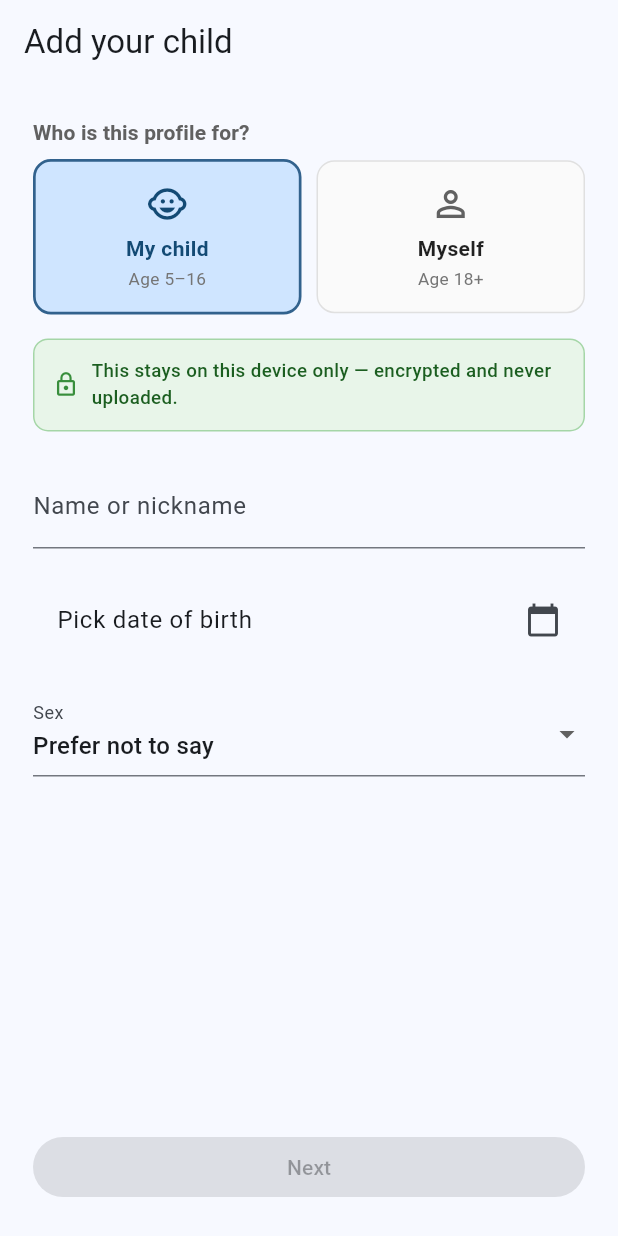
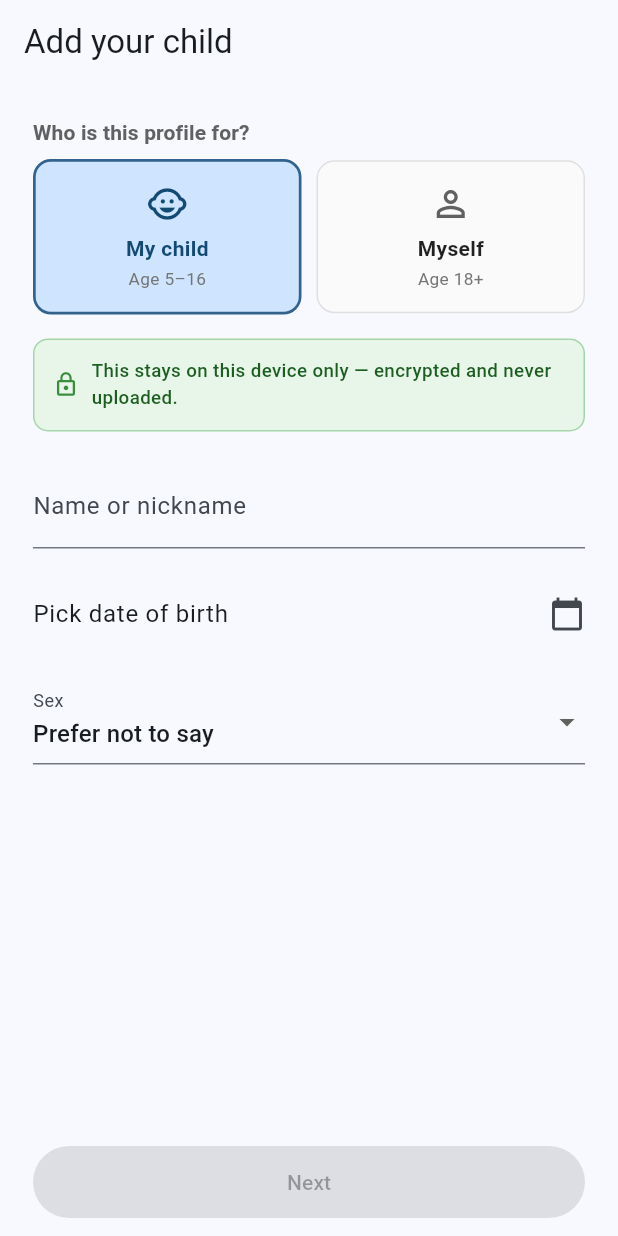
Before and after one commit to drriyazq/smartstep, a Flutter app: the ChildProfileScreen screen opened by its route, on a phone screen of 412 x 824 dp. Run offline on Flutter 3.47's test engine with Material 3 defaults, Android fonts, the phone set to English and light mode, and no system bars; our stand-ins replace dio, firebase_auth, firebase_core, flutter_markdown, flutter_riverpod, flutter_secure_storage and 4 more; accounts and stored records are empty.

Commit message:
Fix 159px overflow on child profile screen when keyboard opens
Root cause: body was a Column with Spacer() + fixed-height widgets.
When the soft keyboard opened, Scaffold shrank the body; the fixed
widgets exceeded the available height, so the Spacer couldn't collapse
enough to avoid overflow.

Fix:
- Wrap the form in a SingleChildScrollView so it can scroll when space
  is tight
- Drop the Spacer (no longer needed)
- Pin the Next button in a bottomNavigationBar so it stays visible above
  the keyboard
- Also: TextCapitalization.words on the name field and
  TextInputAction.next on the keyboard for nicer name entry

Co-Authored-By: Claude Sonnet 4.6 <noreply@anthropic.com>

```diff
--- a/app/lib/features/onboarding/child_profile_screen.dart
+++ b/app/lib/features/onboarding/child_profile_screen.dart
@@ -27,8 +27,9 @@ class _State extends ConsumerState<ChildProfileScreen> {
       appBar: AppBar(
         title: Text(_isAdult ? "Set up your profile" : "Add your child"),
       ),
-      body: Padding(
-        padding: const EdgeInsets.all(22),
+      body: SafeArea(
+        child: SingleChildScrollView(
+          padding: const EdgeInsets.fromLTRB(22, 22, 22, 22),
           child: Column(
             crossAxisAlignment: CrossAxisAlignment.stretch,
             children: [
@@ -68,12 +69,15 @@ class _State extends ConsumerState<ChildProfileScreen> {
               const SizedBox(height: 22),
               TextField(
                 controller: _name,
+                textCapitalization: TextCapitalization.words,
+                textInputAction: TextInputAction.next,
                 decoration: InputDecoration(
                   labelText: _isAdult ? "Your name" : "Name or nickname",
                 ),
               ),
               const SizedBox(height: 16),
               ListTile(
+                contentPadding: EdgeInsets.zero,
                 title: Text(_dob == null
                     ? (_isAdult ? "Pick your date of birth" : "Pick date of birth")
                     : "DOB: ${_dob!.toIso8601String().substring(0, 10)}"),
@@ -85,7 +89,8 @@ class _State extends ConsumerState<ChildProfileScreen> {
                 value: _sex,
                 items: _isAdult
                     ? const [
-                      DropdownMenuItem(value: Sex.girl, child: Text("Female")),
+                        DropdownMenuItem(
+                            value: Sex.girl, child: Text("Female")),
                         DropdownMenuItem(value: Sex.boy, child: Text("Male")),
                         DropdownMenuItem(
                             value: Sex.other, child: Text("Prefer not to say")),
@@ -99,12 +104,20 @@ class _State extends ConsumerState<ChildProfileScreen> {
                 onChanged: (v) => setState(() => _sex = v!),
                 decoration: const InputDecoration(labelText: "Sex"),
               ),
-            const Spacer(),
-            FilledButton(
+            ],
+          ),
+        ),
+      ),
+      bottomNavigationBar: SafeArea(
+        child: Padding(
+          padding: const EdgeInsets.fromLTRB(22, 8, 22, 12),
+          child: FilledButton(
             onPressed: _canSubmit ? _reviewAndSubmit : null,
+            style: FilledButton.styleFrom(
+              minimumSize: const Size.fromHeight(48),
+            ),
             child: const Text("Next"),
           ),
-          ],
         ),
       ),
     );
```
Lines whose indentation alone changed are shown as unchanged.
